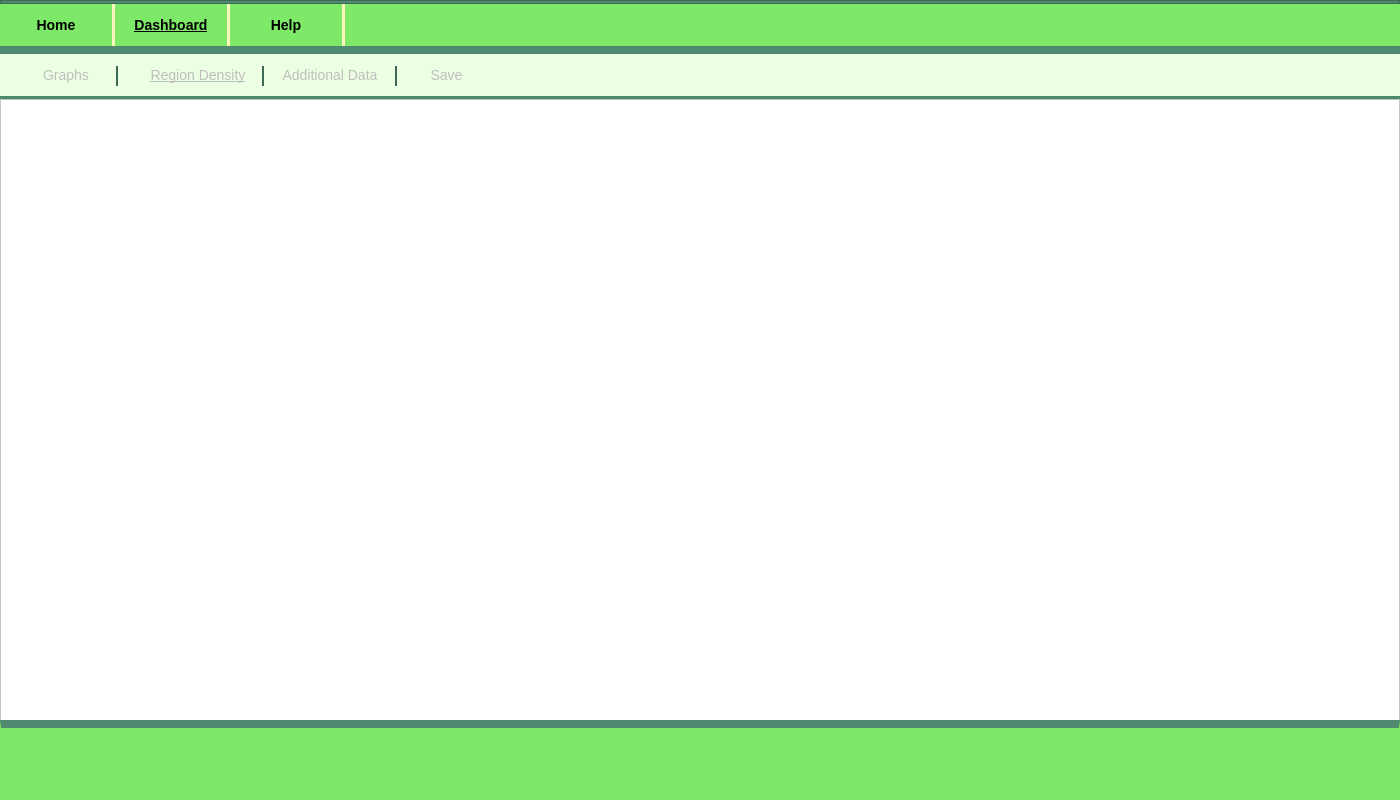
This is Sprout.ui in JeanOC19/ICOM5047 as Qt 5 draws it before an edit. The edited form follows.
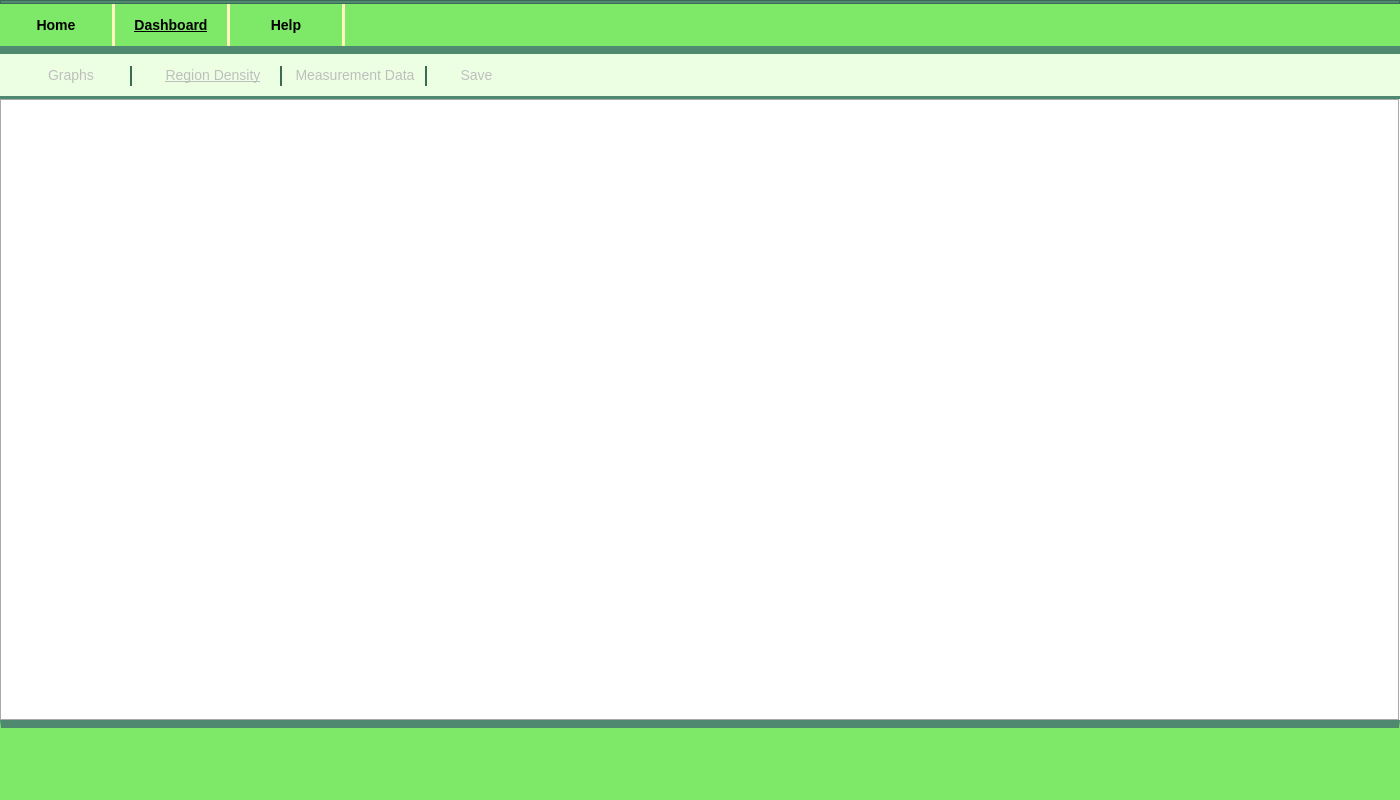
This is the edited form. The open tabs and pages were chosen to show the change. Icons and pictures are not drawn.

Commit message: Added table and dimensional data tabs

Patch:
```diff
--- a/Sprout.ui
+++ b/Sprout.ui
@@ -701,7 +701,7 @@
 	border-width: 0px;
 	font: 14px;
 	height: 30px;
-	width: 120px;
+	width: 130px;
 	padding: 6px;
 }
 QTabWidget::pane { 
@@ -767,6 +767,9 @@
        </widget>
       </widget>
       <widget class="QWidget" name="region_density_tab">
+       <property name="enabled">
+        <bool>false</bool>
+       </property>
        <attribute name="title">
         <string>Region Density</string>
        </attribute>
@@ -780,7 +783,7 @@
          </rect>
         </property>
         <property name="styleSheet">
-         <string notr="true">background-color: white;</string>
+         <string notr="true">background-color: light;</string>
         </property>
         <property name="frameShape">
          <enum>QFrame::StyledPanel</enum>
@@ -788,21 +791,33 @@
         <property name="frameShadow">
          <enum>QFrame::Raised</enum>
         </property>
-        <widget class="QTableView" name="tableView">
+        <widget class="QTableWidget" name="tableWidget">
          <property name="geometry">
           <rect>
            <x>0</x>
            <y>0</y>
            <width>1400</width>
-           <height>630</height>
+           <height>622</height>
           </rect>
          </property>
+         <property name="styleSheet">
+          <string notr="true">background-color:white;</string>
+         </property>
+         <property name="frameShape">
+          <enum>QFrame::Box</enum>
+         </property>
+         <property name="rowCount">
+          <number>0</number>
+         </property>
+         <property name="columnCount">
+          <number>0</number>
+         </property>
         </widget>
        </widget>
       </widget>
       <widget class="QWidget" name="additional_data_tab">
        <attribute name="title">
-        <string>Additional Data</string>
+        <string>Measurement Data</string>
        </attribute>
        <widget class="QFrame" name="frame_13">
         <property name="geometry">
@@ -1008,7 +1023,7 @@
      <widget class="QFrame" name="frame_8">
       <property name="geometry">
        <rect>
-        <x>116</x>
+        <x>130</x>
         <y>12</y>
         <width>2</width>
         <height>20</height>
@@ -1027,7 +1042,7 @@
      <widget class="QFrame" name="frame_9">
       <property name="geometry">
        <rect>
-        <x>262</x>
+        <x>280</x>
         <y>12</y>
         <width>2</width>
         <height>20</height>
@@ -1046,7 +1061,7 @@
      <widget class="QFrame" name="frame_10">
       <property name="geometry">
        <rect>
-        <x>395</x>
+        <x>425</x>
         <y>12</y>
         <width>2</width>
         <height>20</height>
@@ -1065,7 +1080,7 @@
      <widget class="QPushButton" name="pushButton">
       <property name="geometry">
        <rect>
-        <x>400</x>
+        <x>430</x>
         <y>7</y>
         <width>93</width>
         <height>28</height>
```
Left out of the diff: 36 changed lines with no effect on the pictures. The commit also changes 2 other files.
